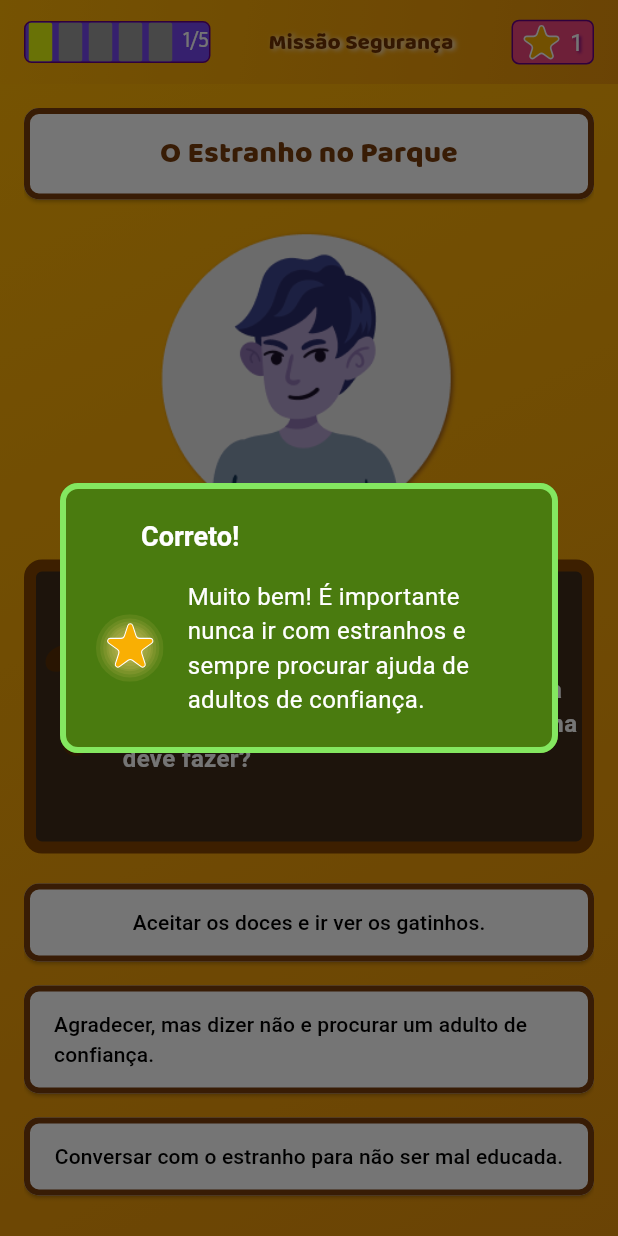
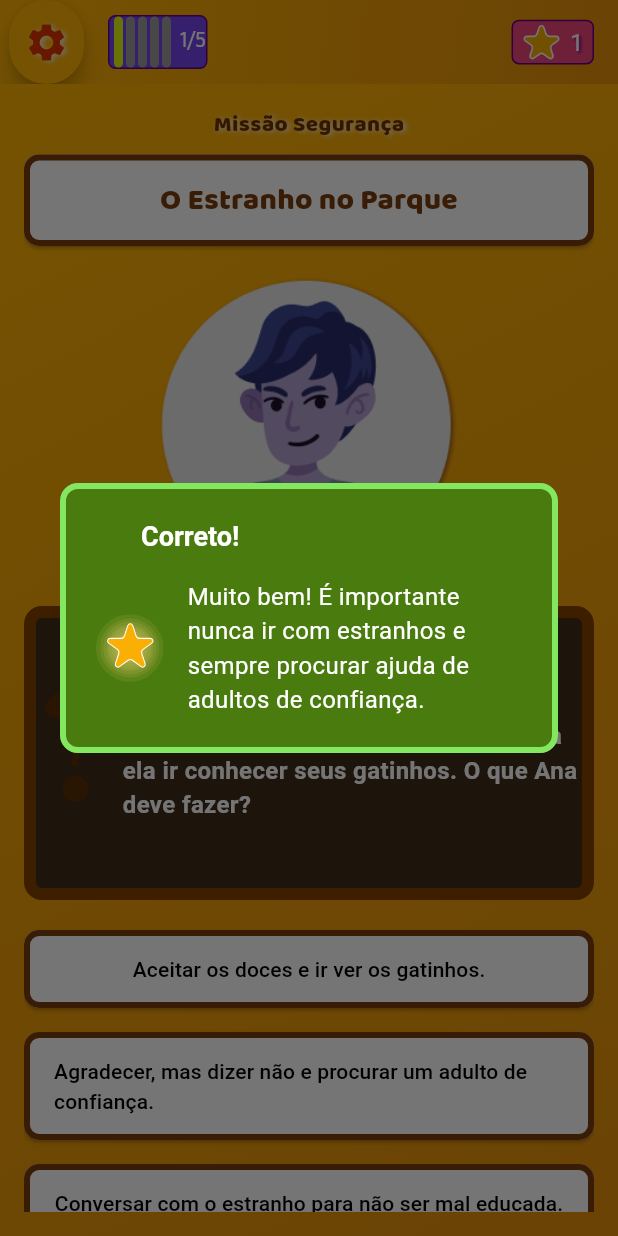
Before and after one commit to VamosColar/Pcquiz-frontend, a Flutter app: the QuizPage screen opened directly, after a tap on "Agradecer, mas dizer não e procurar um a", on a phone screen of 412 x 824 dp. Run offline on Flutter 3.47's test engine with Material 3 defaults, Android fonts, the phone set to English and light mode, and no system bars; drawn by our look-alikes of flutter_speed_dial, step_progress_indicator; our stand-ins replace flutter_svg, get.

```diff
--- a/lib/app/quiz_page.dart
+++ b/lib/app/quiz_page.dart
@@ -1,10 +1,11 @@
 import 'package:educagame/app/home_page.dart';
 import 'package:educagame/controller/quiz_controller.dart';
 import 'package:educagame/repository/quiz_repository.dart';
+import 'package:educagame/widgets/custom_btn_speed_dial.dart';
+import 'package:educagame/widgets/custom_progress_bar.dart';
 import 'package:flutter/material.dart';
 import 'package:flutter_svg/svg.dart';
 import 'package:get/get.dart';
-import 'package:step_progress_indicator/step_progress_indicator.dart';
 
 class QuizPage extends StatelessWidget {
   @override
@@ -56,14 +57,10 @@ class QuizPage extends StatelessWidget {
                 ),
                 child: Row(
                   children: [
-                    StepProgressIndicator(
+                    const SizedBox(width: 2),
+                    CustomProgressBar(
                       totalSteps: quizController.questions.length,
                       currentStep: quizController.questionIndex.value + 1,
-                      size: 26,
-                      padding: 2,
-                      selectedColor: const Color(0xFFE5F90E),
-                      unselectedColor: Colors.grey,
-                      roundedEdges: const Radius.circular(2),
                     ),
                     const SizedBox(width: 5),
                     Text(
@@ -77,24 +74,8 @@ class QuizPage extends StatelessWidget {
                   ],
                 ),
               ),
-              // Título
-              Text(
-                'Missão Segurança',
-                style: TextStyle(
-                  fontSize: MediaQuery.of(context).size.width > 600 ? 22 : 15,
-                  fontFamily: 'BalooThambi',
-                  fontWeight: FontWeight.w400,
-                  color: const Color(0xFF713302),
-                  shadows: const [
-                    Shadow(
-                      blurRadius: 4.0,
-                      color: Color(0xffFAE7CD),
-                      offset: Offset(2.0, 1.0),
-                    ),
-                  ],
-                ),
-              ),
-              // Container de pontuação
+
+              // // Container de pontuação
               Container(
                 padding: const EdgeInsets.symmetric(horizontal: 6, vertical: 2),
                 decoration: BoxDecoration(
@@ -132,6 +113,12 @@ class QuizPage extends StatelessWidget {
             ],
           ),
         ),
+        leading: const Padding(
+          padding: EdgeInsets.only(left: 6.0),
+          child: CustomBtnSpeedDial(
+            overlayColor: Color.fromARGB(100, 0, 0, 0),
+          ),
+        ),
       ),
       body: Container(
         decoration: const BoxDecoration(
@@ -157,6 +144,29 @@ class QuizPage extends StatelessWidget {
               child: Column(
                 crossAxisAlignment: CrossAxisAlignment.start,
                 children: [
+                  // Título
+                  Center(
+                    child: Text(
+                      'Missão Segurança',
+                      style: TextStyle(
+                        fontSize:
+                            MediaQuery.of(context).size.width > 600 ? 22 : 15,
+                        fontFamily: 'BalooThambi',
+                        fontWeight: FontWeight.w400,
+                        color: const Color(0xFF713302),
+                        shadows: const [
+                          Shadow(
+                            blurRadius: 4.0,
+                            color: Color(0xffFAE7CD),
+                            offset: Offset(2.0, 1.0),
+                          ),
+                        ],
+                      ),
+                    ),
+                  ),
+                  const SizedBox(
+                    height: 10,
+                  ),
                   SizedBox(
                     width: double.infinity,
                     child: ElevatedButton(
--- a/lib/controller/quiz_controller.dart
+++ b/lib/controller/quiz_controller.dart
@@ -2,9 +2,9 @@ import 'package:educagame/app/home_page.dart';
 import 'package:educagame/app/quiz_result_page.dart';
 import 'package:educagame/models/question_model.dart';
 import 'package:educagame/repository/quiz_repository.dart';
+import 'package:flutter/material.dart';
 import 'package:flutter_svg/svg.dart';
 import 'package:get/get.dart';
-import 'package:flutter/material.dart';
 
 class QuizController extends GetxController {
   final QuizRepository repository;
@@ -17,6 +17,7 @@ class QuizController extends GetxController {
   var explanation = "".obs;
   var isShowingFeedback = false.obs;
   var quizCompleted = false.obs;
+  var feedbackDelay = 3.obs; // Tempo de exibição do feedback
 
   @override
   void onInit() {
@@ -25,23 +26,17 @@ class QuizController extends GetxController {
   }
 
   void checkAnswer(BuildContext context, int selectedIndex) {
-    final currentQuestionIndex = questionIndex.value;
+    if (isShowingFeedback.value) return; // Evita múltiplas chamadas
 
-    if (isShowingFeedback.value) return;
-    isShowingFeedback.value = true;
+    isShowingFeedback.value = true; // Feedback iniciado
+    final currentQuestion = questions[questionIndex.value];
 
-    final question = questions[currentQuestionIndex];
-
-    if (selectedIndex == question.correctAnswerIndex) {
+    if (selectedIndex == currentQuestion.correctAnswerIndex) {
       score.value++;
-      explanation.value = question.explanation;
+      explanation.value = currentQuestion.explanation;
       showFeedbackDialog(context, true, "Correto!", explanation.value);
-      // redireciona para o próximo diálogo
-      Future.delayed(const Duration(seconds: 3), () {
-        showNextPhaseDialog(context);
-      });
     } else {
-      explanation.value = question.options[selectedIndex].explanation;
+      explanation.value = currentQuestion.options[selectedIndex].explanation;
       showFeedbackDialog(context, false, "Tente novamente!", explanation.value);
     }
   }
@@ -50,6 +45,7 @@ class QuizController extends GetxController {
       BuildContext context, bool isCorrect, String title, String message) {
     showDialog(
       context: context,
+      barrierDismissible: false, // Impede o fechamento fora do diálogo
       builder: (context) {
         return AlertDialog(
           backgroundColor:
@@ -97,15 +93,14 @@ class QuizController extends GetxController {
           ),
         );
       },
-    ).then((_) {
-      // Reseta `isShowingFeedback` quando o diálogo é fechado
-      isShowingFeedback.value = false;
+    );
 
+    Future.delayed(Duration(seconds: feedbackDelay.value), () {
+      Navigator.of(context).pop();
       if (isCorrect) {
-        // Aguarda um pouco antes de exibir o próximo diálogo (se necessário)
-        Future.delayed(const Duration(milliseconds: 300), () {
-          showNextPhaseDialog(context);
-        });
+        showNextPhaseDialog(context);
+      } else {
+        isShowingFeedback.value = false; // Reset para próxima interação
       }
     });
   }
@@ -113,6 +108,7 @@ class QuizController extends GetxController {
   void showNextPhaseDialog(BuildContext context) {
     showDialog(
       context: context,
+      barrierDismissible: false, // Bloqueia fechamento externo
       builder: (context) {
         return AlertDialog(
           backgroundColor: const Color(0xFFFFF5CC),
@@ -134,17 +130,15 @@ class QuizController extends GetxController {
           content: Column(
             mainAxisSize: MainAxisSize.min,
             children: [
-              // Gera as estrelas com base no score
               Wrap(
                 alignment: WrapAlignment.center,
                 spacing: 6.0,
                 children: List.generate(
-                  score.value, // Baseado no score atual
+                  score.value,
                   (index) => const Icon(
                     Icons.star,
                     color: Color(0xFFFFC700),
                     size: 56,
-                    // size: score.value > 5 ? 40 : 56, // perguntar se tera muitas fase, se tiver Reduz tamanho se muitas estrelas
                   ),
                 ),
               ),
@@ -161,6 +155,10 @@ class QuizController extends GetxController {
               ),
               const SizedBox(height: 24),
               ElevatedButton(
+                onPressed: () {
+                  Navigator.of(context).pop();
+                  moveToNextQuestion(context);
+                },
                 style: ElevatedButton.styleFrom(
                   elevation: 6,
                   backgroundColor: const Color(0xFFFEB205),
@@ -172,10 +170,6 @@ class QuizController extends GetxController {
                   side: const BorderSide(width: 4, color: Color(0xffFFF0C3)),
                   shadowColor: const Color(0xFF271B0F),
                 ),
-                onPressed: () {
-                  Navigator.of(context).pop();
-                  moveToNextQuestion(context);
-                },
                 child: const Text(
                   "Próxima Fase",
                   style: TextStyle(
@@ -189,6 +183,12 @@ class QuizController extends GetxController {
               ),
               const SizedBox(height: 8),
               ElevatedButton(
+                onPressed: () {
+                  Navigator.pushReplacement(
+                    context,
+                    MaterialPageRoute(builder: (context) => const HomePage()),
+                  );
+                },
                 style: ElevatedButton.styleFrom(
                   elevation: 6,
                   backgroundColor: const Color.fromARGB(255, 250, 224, 162),
@@ -200,12 +200,6 @@ class QuizController extends GetxController {
                   side: const BorderSide(width: 4, color: Color(0xffFFF0C3)),
                   shadowColor: const Color(0xFF271B0F),
                 ),
-                onPressed: () {
-                  Navigator.push(
-                    context,
-                    MaterialPageRoute(builder: (context) => const HomePage()),
-                  );
-                },
                 child: const Text(
                   "Sair do Jogo",
                   style: TextStyle(
@@ -227,7 +221,7 @@ class QuizController extends GetxController {
   void moveToNextQuestion(BuildContext context) {
     if (questionIndex.value < questions.length - 1) {
       questionIndex.value++;
-      isShowingFeedback.value = false; // Reset feedback da proxima questao
+      isShowingFeedback.value = false; // Reseta feedback
     } else {
       quizCompleted.value = true; // Marca o quiz como concluído
       Navigator.pushAndRemoveUntil(
--- a/lib/repository/quiz_repository.dart
+++ b/lib/repository/quiz_repository.dart
@@ -34,7 +34,7 @@ class QuizRepository {
       ),
       // fase 2
       Question(
-        mission: "Missao Segurança",
+        mission: "Missão Segurança",
         fase: "O Segredo",
         imagePath: 'assets/images/segredo.png',
         title:
@@ -63,7 +63,7 @@ class QuizRepository {
 
       // fase 3
       Question(
-        mission: "Missao Segurança",
+        mission: "Missão Segurança",
         fase: "O Cyberbullying",
         imagePath: 'assets/images/cyberbullying.png',
         title:
@@ -90,7 +90,7 @@ class QuizRepository {
         correctAnswerIndex: 2,
       ), // fase 4
       Question(
-        mission: "Missao Segurança",
+        mission: "Missão Segurança",
         fase: "Toque Inadequado",
         imagePath: 'assets/images/toque.png',
         title:
@@ -110,14 +110,14 @@ class QuizRepository {
           OptionWithExplanation(
             option: "Esperar para ver se acontece de novo.",
             explanation:
-                "2Toques que nos deixam desconfortáveis nunca devem ser mantidos em segredo. Conte para alguém!",
+                "2Toques que nos deixa desconfortáveis nunca devem ser mantidos em segredo. Conte para alguém!",
           ),
         ],
         correctAnswerIndex: 0,
       ),
       // fase 5
       Question(
-        mission: "Missao Segurança",
+        mission: "Missão Segurança",
         fase: "Negligência",
         imagePath: 'assets/images/negligencia.png',
         title:
@@ -138,10 +138,10 @@ class QuizRepository {
           OptionWithExplanation(
             option: "Contar para um professor ou responsável da escola.",
             explanation:
-                "Quando percebemos que um amigo pode estar sendo negligenciado, devemos avisar um adulto responsável.",
+                "Muito bem! Negligência também é uma forma de violência e precisamos ajudar nossos amigos.",
           ),
         ],
-        correctAnswerIndex: 0,
+        correctAnswerIndex: 2,
       ),
     ];
   }
--- /dev/null
+++ b/lib/widgets/custom_progress_bar.dart
@@ -0,0 +1,121 @@
+import 'package:flutter/material.dart';
+
+class CustomProgressBar extends StatelessWidget {
+  final int totalSteps;
+  final int currentStep;
+  final double height;
+  final Color selectedColor;
+  final Color unselectedColor;
+
+  const CustomProgressBar({
+    Key? key,
+    required this.totalSteps,
+    required this.currentStep,
+    this.height = 34, // Define a altura fina
+    this.selectedColor = const Color(0xFFE5F90E),
+    this.unselectedColor = Colors.grey,
+  }) : super(key: key);
+
+  @override
+  Widget build(BuildContext context) {
+    return Row(
+      children: List.generate(totalSteps, (index) {
+        return Padding(
+          padding: const EdgeInsets.symmetric(
+              horizontal: 1), // Espaçamento entre barras
+          child: Container(
+            width: 6, // Largura de cada barrinha
+            height: height,
+            decoration: BoxDecoration(
+              color: index < currentStep ? selectedColor : unselectedColor,
+              borderRadius: BorderRadius.circular(3), // Bordas arredondadas
+            ),
+          ),
+        );
+      }),
+    );
+  }
+}
+
+class CustomAppBar extends StatelessWidget implements PreferredSizeWidget {
+  final int currentStep;
+  final int totalSteps;
+  final int stars;
+
+  const CustomAppBar({
+    Key? key,
+    required this.currentStep,
+    required this.totalSteps,
+    required this.stars,
+  }) : super(key: key);
+
+  @override
+  Widget build(BuildContext context) {
+    return AppBar(
+      backgroundColor: const Color(0xFFFFCC80),
+      title: Row(
+        mainAxisAlignment: MainAxisAlignment.spaceBetween,
+        children: [
+          Row(
+            children: [
+              CircleAvatar(
+                backgroundColor: Colors.orange,
+                child: const Icon(Icons.settings, color: Colors.white),
+              ),
+              const SizedBox(width: 8),
+              CustomProgressBar(
+                totalSteps: totalSteps,
+                currentStep: currentStep,
+                height: 4, // Altura fina
+                selectedColor: Colors.purple,
+                unselectedColor: Colors.white,
+              ),
+              const SizedBox(width: 8),
+              const Text(
+                "Missão Segurança",
+                style: TextStyle(
+                  fontSize: 14,
+                  fontWeight: FontWeight.bold,
+                  color: Color(0xFF5D3C0A),
+                ),
+              ),
+            ],
+          ),
+          Row(
+            children: [
+              CircleAvatar(
+                backgroundColor: Colors.pink,
+                child: const Icon(Icons.star, color: Colors.white),
+              ),
+              const SizedBox(width: 4),
+              Text(
+                "$stars",
+                style: const TextStyle(
+                  fontSize: 19,
+                  fontWeight: FontWeight.bold,
+                  color: Colors.pink,
+                ),
+              ),
+            ],
+          ),
+        ],
+      ),
+    );
+  }
+
+  @override
+  Size get preferredSize => const Size.fromHeight(60); // Altura da AppBar
+}
+
+void main() {
+  runApp(const MaterialApp(
+    home: Scaffold(
+      appBar: CustomAppBar(
+        currentStep: 3,
+        totalSteps: 5,
+        stars: 2,
+      ),
+      body: Center(child: Text('Exemplo de barra de progresso customizada')),
+    ),
+  ));
+}
--- a/pubspec.yaml
+++ b/pubspec.yaml
@@ -1,7 +1,6 @@
 name: educagame
 description: "Educaçao emocional com Gameficaçao"
-# The following line prevents the package from being accidentally published to
-# pub.dev using `flutter pub publish`. This is preferred for private packages.
+
 publish_to: "none" # Remove this line if you wish to publish to pub.dev
 
 version: 1.0.0+1
@@ -19,6 +18,7 @@ dependencies:
   simple_speed_dial: ^0.1.7
   flutter_speed_dial: ^7.0.0
   flutter_svg: ^1.0.0
+  http: ^0.15.0
 
 dev_dependencies:
   flutter_test:
@@ -29,7 +29,6 @@ dev_dependencies:
 flutter:
   uses-material-design: true
 
-  # To add assets to your application, add an assets section, like this:
   assets:
     - assets/
     - assets/icons/
```
Also changed, not shown: lib/app/feedback_card.dart (deleted, +0 -68 lines), lib/app/quiz_alert.dart (deleted, +0 -133 lines).
